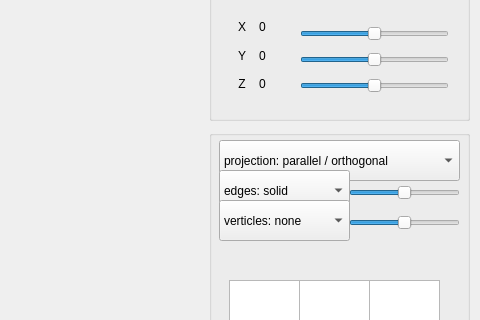
The window that src/Front/MainWindow/mainwindow.ui (ryusandorosu/CPP4_3DViewer_v2.0) describes before a commit, drawn with Qt 5; both pictures show x 481 to 961 and y 316 to 636 of the 961 by 776 pixel window.
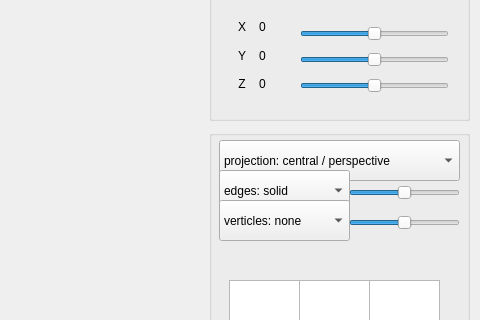
The same window after the commit. Custom widgets are drawn as their Qt base class.

Commit message: bonus part: projection mode changing added

The edit to the form file:
```diff
--- a/src/Front/MainWindow/mainwindow.ui
+++ b/src/Front/MainWindow/mainwindow.ui
@@ -47,7 +47,7 @@
      </property>
      <item>
       <property name="text">
-       <string>projection: parallel / orthogonal</string>
+       <string>projection: central / perspective</string>
       </property>
      </item>
      <item>
```
Left out of the diff: 2 changed lines with no effect on the pictures. The commit also changes 6 other files.
